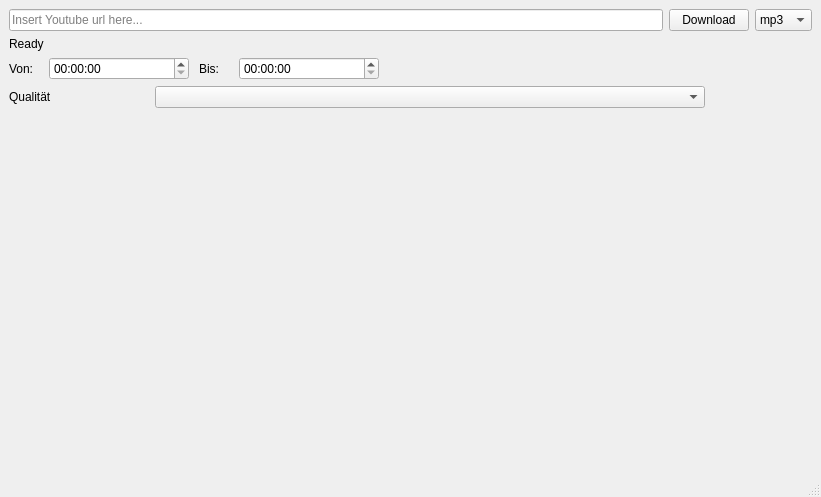
The window that ui/mainwindow.ui (fromCharCode/YouTube-Doanloader) describes before a commit, drawn with Qt 5.
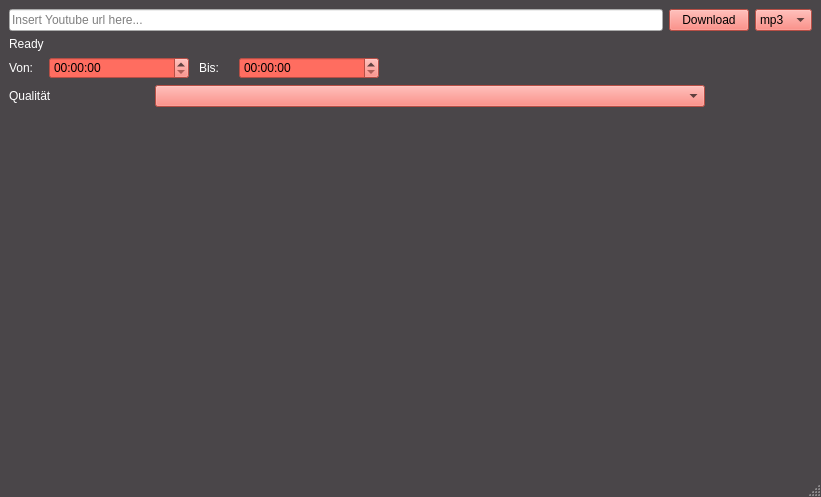
The same window after the commit.

```diff
--- a/ui/mainwindow.ui
+++ b/ui/mainwindow.ui
@@ -10,9 +10,238 @@
     <height>497</height>
    </rect>
   </property>
+  <property name="palette">
+   <palette>
+    <active>
+     <colorrole role="WindowText">
+      <brush brushstyle="SolidPattern">
+       <color alpha="255">
+        <red>255</red>
+        <green>255</green>
+        <blue>255</blue>
+       </color>
+      </brush>
+     </colorrole>
+     <colorrole role="Button">
+      <brush brushstyle="SolidPattern">
+       <color alpha="255">
+        <red>255</red>
+        <green>109</green>
+        <blue>96</blue>
+       </color>
+      </brush>
+     </colorrole>
+     <colorrole role="Light">
+      <brush brushstyle="SolidPattern">
+       <color alpha="255">
+        <red>255</red>
+        <green>109</green>
+        <blue>96</blue>
+       </color>
+      </brush>
+     </colorrole>
+     <colorrole role="Text">
+      <brush brushstyle="SolidPattern">
+       <color alpha="255">
+        <red>255</red>
+        <green>255</green>
+        <blue>255</blue>
+       </color>
+      </brush>
+     </colorrole>
+     <colorrole role="ButtonText">
+      <brush brushstyle="SolidPattern">
+       <color alpha="255">
+        <red>74</red>
+        <green>70</green>
+        <blue>73</blue>
+       </color>
+      </brush>
+     </colorrole>
+     <colorrole role="Base">
+      <brush brushstyle="SolidPattern">
+       <color alpha="255">
+        <red>255</red>
+        <green>255</green>
+        <blue>255</blue>
+       </color>
+      </brush>
+     </colorrole>
+     <colorrole role="Window">
+      <brush brushstyle="SolidPattern">
+       <color alpha="255">
+        <red>74</red>
+        <green>70</green>
+        <blue>73</blue>
+       </color>
+      </brush>
+     </colorrole>
+     <colorrole role="PlaceholderText">
+      <brush brushstyle="SolidPattern">
+       <color alpha="128">
+        <red>255</red>
+        <green>255</green>
+        <blue>255</blue>
+       </color>
+      </brush>
+     </colorrole>
+    </active>
+    <inactive>
+     <colorrole role="WindowText">
+      <brush brushstyle="SolidPattern">
+       <color alpha="255">
+        <red>255</red>
+        <green>255</green>
+        <blue>255</blue>
+       </color>
+      </brush>
+     </colorrole>
+     <colorrole role="Button">
+      <brush brushstyle="SolidPattern">
+       <color alpha="255">
+        <red>255</red>
+        <green>109</green>
+        <blue>96</blue>
+       </color>
+      </brush>
+     </colorrole>
+     <colorrole role="Light">
+      <brush brushstyle="SolidPattern">
+       <color alpha="255">
+        <red>255</red>
+        <green>109</green>
+        <blue>96</blue>
+       </color>
+      </brush>
+     </colorrole>
+     <colorrole role="Text">
+      <brush brushstyle="SolidPattern">
+       <color alpha="255">
+        <red>255</red>
+        <green>255</green>
+        <blue>255</blue>
+       </color>
+      </brush>
+     </colorrole>
+     <colorrole role="ButtonText">
+      <brush brushstyle="SolidPattern">
+       <color alpha="255">
+        <red>74</red>
+        <green>70</green>
+        <blue>73</blue>
+       </color>
+      </brush>
+     </colorrole>
+     <colorrole role="Base">
+      <brush brushstyle="SolidPattern">
+       <color alpha="255">
+        <red>255</red>
+        <green>255</green>
+        <blue>255</blue>
+       </color>
+      </brush>
+     </colorrole>
+     <colorrole role="Window">
+      <brush brushstyle="SolidPattern">
+       <color alpha="255">
+        <red>74</red>
+        <green>70</green>
+        <blue>73</blue>
+       </color>
+      </brush>
+     </colorrole>
+     <colorrole role="PlaceholderText">
+      <brush brushstyle="SolidPattern">
+       <color alpha="128">
+        <red>255</red>
+        <green>255</green>
+        <blue>255</blue>
+       </color>
+      </brush>
+     </colorrole>
+    </inactive>
+    <disabled>
+     <colorrole role="WindowText">
+      <brush brushstyle="SolidPattern">
+       <color alpha="255">
+        <red>120</red>
+        <green>120</green>
+        <blue>120</blue>
+       </color>
+      </brush>
+     </colorrole>
+     <colorrole role="Button">
+      <brush brushstyle="SolidPattern">
+       <color alpha="255">
+        <red>255</red>
+        <green>109</green>
+        <blue>96</blue>
+       </color>
+      </brush>
+     </colorrole>
+     <colorrole role="Light">
+      <brush brushstyle="SolidPattern">
+       <color alpha="255">
+        <red>255</red>
+        <green>109</green>
+        <blue>96</blue>
+       </color>
+      </brush>
+     </colorrole>
+     <colorrole role="Text">
+      <brush brushstyle="SolidPattern">
+       <color alpha="255">
+        <red>120</red>
+        <green>120</green>
+        <blue>120</blue>
+       </color>
+      </brush>
+     </colorrole>
+     <colorrole role="ButtonText">
+      <brush brushstyle="SolidPattern">
+       <color alpha="255">
+        <red>120</red>
+        <green>120</green>
+        <blue>120</blue>
+       </color>
+      </brush>
+     </colorrole>
+     <colorrole role="Base">
+      <brush brushstyle="SolidPattern">
+       <color alpha="255">
+        <red>74</red>
+        <green>70</green>
+        <blue>73</blue>
+       </color>
+      </brush>
+     </colorrole>
+     <colorrole role="Window">
+      <brush brushstyle="SolidPattern">
+       <color alpha="255">
+        <red>74</red>
+        <green>70</green>
+        <blue>73</blue>
+       </color>
+      </brush>
+     </colorrole>
+     <colorrole role="PlaceholderText">
+      <brush brushstyle="SolidPattern">
+       <color alpha="128">
+        <red>0</red>
+        <green>0</green>
+        <blue>0</blue>
+       </color>
+      </brush>
+     </colorrole>
+    </disabled>
+   </palette>
+  </property>
   <property name="windowTitle">
    <string>MainWindow</string>
   </property>
+  <property name="autoFillBackground">
+   <bool>true</bool>
+  </property>
   <widget class="QWidget" name="centralwidget">
    <property name="mouseTracking">
     <bool>false</bool>
@@ -37,6 +266,9 @@
        <layout class="QHBoxLayout" name="horizontalLayout">
         <item>
          <widget class="QLineEdit" name="lineEdit">
+          <property name="styleSheet">
+           <string notr="true">color: black;</string>
+          </property>
           <property name="inputMask">
            <string/>
           </property>
@@ -50,6 +282,12 @@
         </item>
         <item>
          <widget class="QPushButton" name="downloadButton">
+          <property name="autoFillBackground">
+           <bool>false</bool>
+          </property>
+          <property name="styleSheet">
+           <string notr="true">background-color: rgb(255, 109, 96);</string>
+          </property>
           <property name="text">
            <string>Download</string>
           </property>
@@ -66,6 +304,12 @@
         </item>
         <item>
          <widget class="QComboBox" name="comboBox">
+          <property name="autoFillBackground">
+           <bool>false</bool>
+          </property>
+          <property name="styleSheet">
+           <string notr="true">background-color: rgb(255, 109, 96);</string>
+          </property>
           <item>
            <property name="text">
             <string>mp3</string>
@@ -143,6 +387,9 @@
             <height>16777215</height>
            </size>
           </property>
+          <property name="styleSheet">
+           <string notr="true">background-color: rgb(255, 109, 96);</string>
+          </property>
          </widget>
         </item>
         <item>
@@ -178,6 +425,9 @@
             <height>16777215</height>
            </size>
           </property>
+          <property name="styleSheet">
+           <string notr="true">background-color: rgb(255, 109, 96);</string>
+          </property>
          </widget>
         </item>
         <item>
@@ -233,6 +483,9 @@
             <height>0</height>
            </size>
           </property>
+          <property name="styleSheet">
+           <string notr="true">background-color: rgb(255, 109, 96);</string>
+          </property>
          </widget>
         </item>
        </layout>
```
